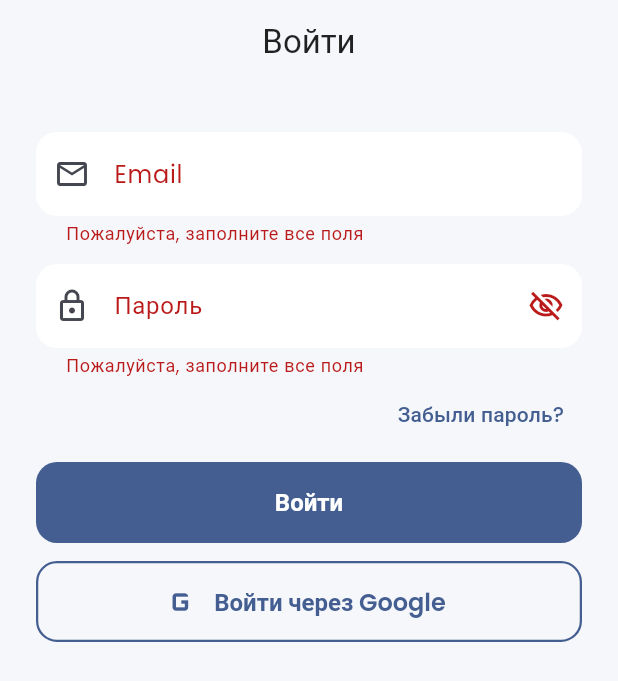
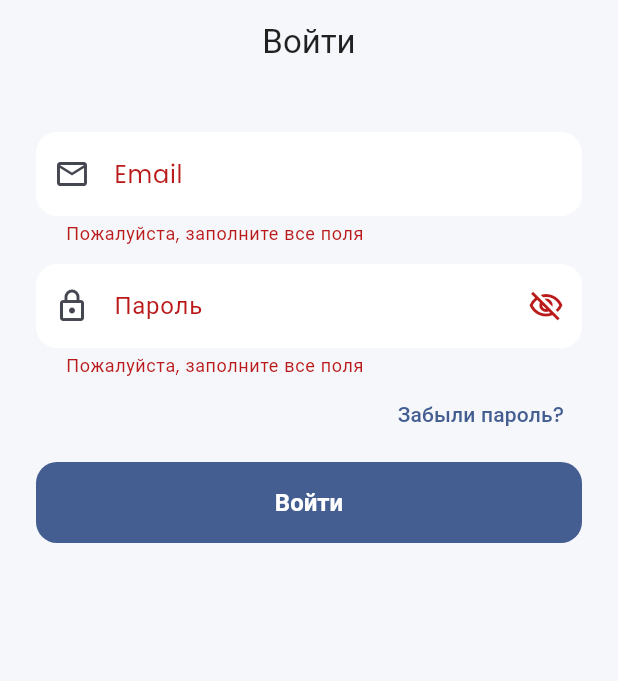
Before and after one commit to cleave173/Tisei, a Flutter app: the LoginPage screen opened by its route, after a tap on "Войти", on a phone screen of 412 x 824 dp. Shown: the top 681 px of the screen. Run offline on Flutter 3.47's test engine with Material 3 defaults, Android fonts, the phone set to English and light mode, and no system bars; our stand-ins replace cached_network_image, connectivity_plus, dio, easy_localization, equatable, flutter_riverpod and 10 more; missing offline and left inert: google_mlkit_translation; accounts and stored records are empty.

Commit message:
Remove Google sign-in from login page

```diff
--- a/app/lib/features/auth/presentation/pages/login_page.dart
+++ b/app/lib/features/auth/presentation/pages/login_page.dart
@@ -2,7 +2,6 @@ import 'package:easy_localization/easy_localization.dart';
 import 'package:flutter/material.dart';
 import 'package:flutter_riverpod/flutter_riverpod.dart';
 import 'package:go_router/go_router.dart';
-import 'package:google_sign_in/google_sign_in.dart';
 
 import '../../../../core/router/app_router.dart';
 import '../../../../core/utils/app_snack_bar.dart';
@@ -45,7 +44,10 @@ class _LoginPageState extends ConsumerState<LoginPage> {
       emailErr = 'auth.email_invalid'.tr();
     }
     if (pass.isEmpty) passErr = 'auth.fields_required'.tr();
-    setState(() { _emailError = emailErr; _passError = passErr; });
+    setState(() {
+      _emailError = emailErr;
+      _passError = passErr;
+    });
     return emailErr == null && passErr == null;
   }
 
@@ -54,33 +56,13 @@ class _LoginPageState extends ConsumerState<LoginPage> {
     if (!_validate()) return;
     setState(() => _busy = true);
     try {
-      await ref.read(authControllerProvider.notifier).login(
-            _email.text.trim(),
-            _password.text,
-          );
+      await ref
+          .read(authControllerProvider.notifier)
+          .login(_email.text.trim(), _password.text);
       if (mounted) {
         ScaffoldMessenger.of(context).clearSnackBars();
         context.go(Routes.home);
       }
-    } catch (e) {
-      if (mounted) AppSnackBar.showError(context, e);
-    } finally {
-      if (mounted) setState(() => _busy = false);
-    }
-  }
-
-  Future<void> _google() async {
-    if (_busy) return;
-    setState(() => _busy = true);
-    try {
-      final GoogleSignIn google = GoogleSignIn(scopes: const <String>['email']);
-      final GoogleSignInAccount? acc = await google.signIn();
-      if (acc == null) return;
-      final GoogleSignInAuthentication tokens = await acc.authentication;
-      final String? idToken = tokens.idToken;
-      if (idToken == null) throw Exception('No id_token from Google');
-      await ref.read(authControllerProvider.notifier).loginWithGoogle(idToken);
-      if (mounted) context.go(Routes.home);
     } catch (e) {
       if (mounted) AppSnackBar.showError(context, e);
     } finally {
@@ -103,7 +85,9 @@ class _LoginPageState extends ConsumerState<LoginPage> {
               keyboardType: TextInputType.emailAddress,
               textInputAction: TextInputAction.next,
               enabled: !_busy,
-              onChanged: (_) { if (_emailError != null) setState(() => _emailError = null); },
+              onChanged: (_) {
+                if (_emailError != null) setState(() => _emailError = null);
+              },
               decoration: InputDecoration(
                 labelText: 'auth.email'.tr(),
                 prefixIcon: const Icon(Icons.email_outlined),
@@ -118,13 +102,19 @@ class _LoginPageState extends ConsumerState<LoginPage> {
               obscureText: _obscure,
               textInputAction: TextInputAction.done,
               enabled: !_busy,
-              onChanged: (_) { if (_passError != null) setState(() => _passError = null); },
+              onChanged: (_) {
+                if (_passError != null) setState(() => _passError = null);
+              },
               decoration: InputDecoration(
                 labelText: 'auth.password'.tr(),
                 prefixIcon: const Icon(Icons.lock_outlined),
                 errorText: _passError,
                 suffixIcon: IconButton(
-                  icon: Icon(_obscure ? Icons.visibility_off_outlined : Icons.visibility_outlined),
+                  icon: Icon(
+                    _obscure
+                        ? Icons.visibility_off_outlined
+                        : Icons.visibility_outlined,
+                  ),
                   onPressed: () => setState(() => _obscure = !_obscure),
                 ),
               ),
@@ -133,7 +123,9 @@ class _LoginPageState extends ConsumerState<LoginPage> {
             Align(
               alignment: Alignment.centerRight,
               child: TextButton(
-                onPressed: _busy ? null : () => context.push(Routes.forgotPassword),
+                onPressed: _busy
+                    ? null
+                    : () => context.push(Routes.forgotPassword),
                 child: Text('auth.forgot_password'.tr()),
               ),
             ),
@@ -143,15 +135,12 @@ class _LoginPageState extends ConsumerState<LoginPage> {
               child: _busy
                   ? const SizedBox.square(
                       dimension: 22,
-                      child: CircularProgressIndicator(strokeWidth: 2, color: Colors.white),
+                      child: CircularProgressIndicator(
+                        strokeWidth: 2,
+                        color: Colors.white,
+                      ),
                     )
                   : Text('auth.login'.tr()),
-            ),
-            const SizedBox(height: 12),
-            OutlinedButton.icon(
-              onPressed: _busy ? null : _google,
-              icon: const Icon(Icons.g_mobiledata, size: 28),
-              label: Text('auth.login_with_google'.tr()),
             ),
           ],
         ),
```
